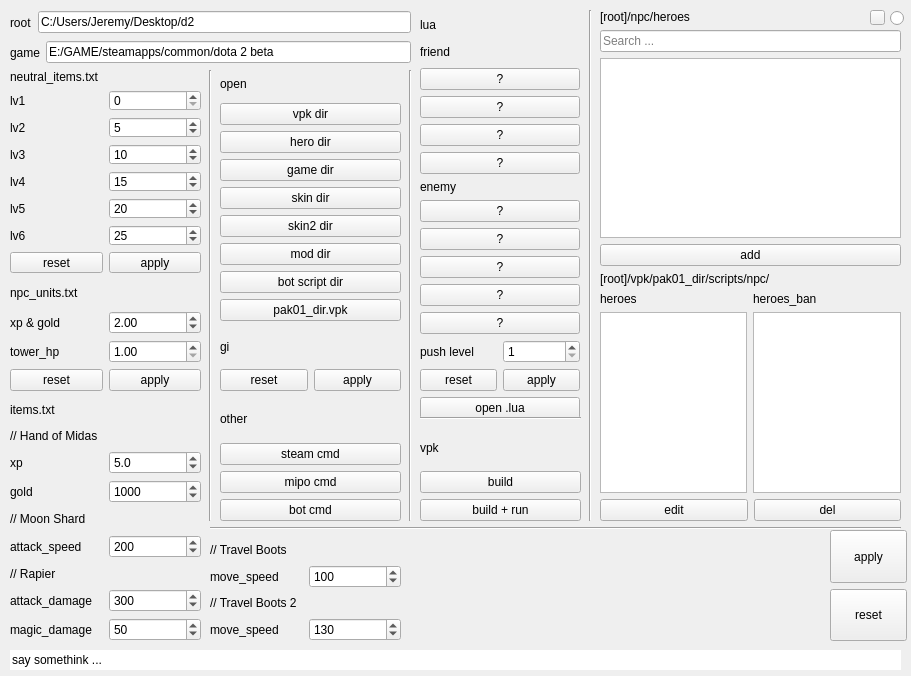
JeremyChim/d2, file ui/main.ui: the form before one commit.
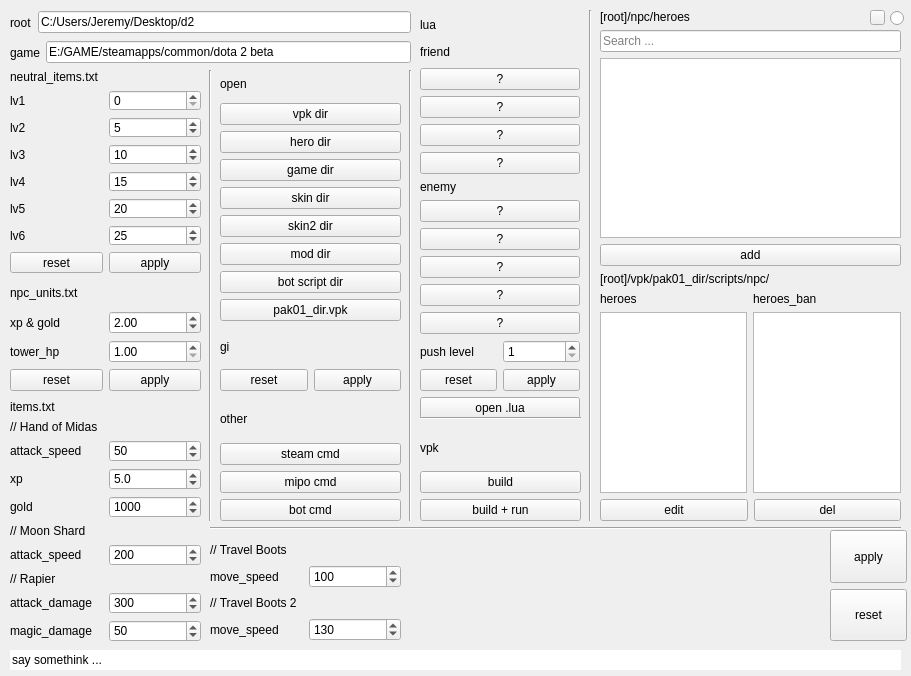
The form after the commit.

Diff of the .ui file:
```diff
--- a/ui/main.ui
+++ b/ui/main.ui
@@ -206,6 +206,30 @@
       </property>
      </widget>
     </item>
+    <item>
+     <layout class="QHBoxLayout" name="horizontalLayout_13">
+      <item>
+       <widget class="QLabel" name="label_38">
+        <property name="text">
+         <string>attack_speed</string>
+        </property>
+       </widget>
+      </item>
+      <item>
+       <widget class="QSpinBox" name="box_item_hand_of_midas_attack_speed">
+        <property name="maximum">
+         <number>100000</number>
+        </property>
+        <property name="singleStep">
+         <number>10</number>
+        </property>
+        <property name="value">
+         <number>50</number>
+        </property>
+       </widget>
+      </item>
+     </layout>
+    </item>
     <item>
      <layout class="QHBoxLayout" name="horizontalLayout_7">
       <item>
```
